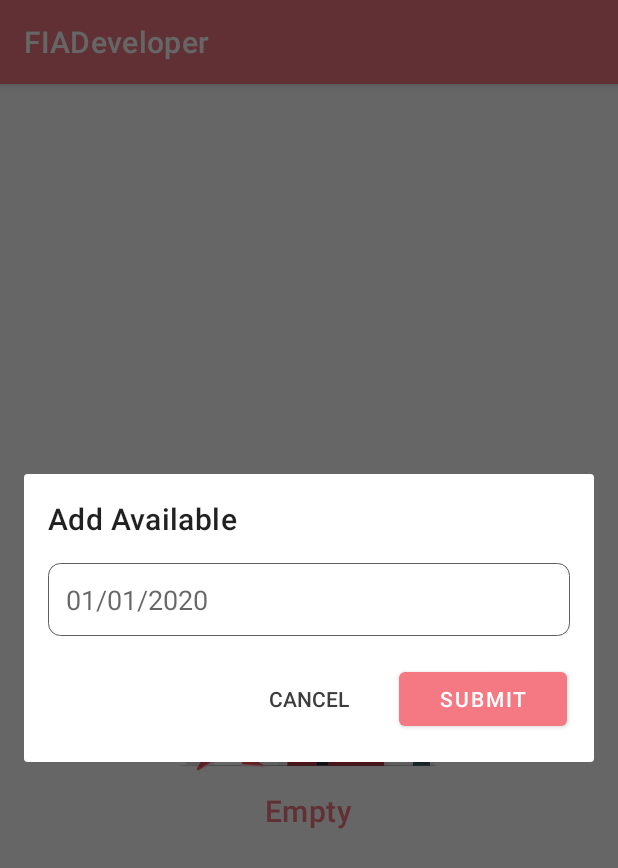
After one commit to rezaerbe/fia-developer, an Android app: the fragment AvailableDialogFragment placed in its activity, on a phone screen of 412 x 824 dp. The commit adds this screen. Shown: the top 868 px of the screen. Run offline under Robolectric (Android 15) with nearby library versions, the phone set to English and light mode, and no system bars; our stand-ins replace Firebase (no records; nobody signed in at launch, a user with empty details on screens opened directly); pictures from the network do not load.

Commit message:
add available error

```diff
--- a/app/src/main/java/com/erbe/fiadeveloper/ui/coaching/ListCoachingActivity.java
+++ b/app/src/main/java/com/erbe/fiadeveloper/ui/coaching/ListCoachingActivity.java
@@ -18,7 +18,7 @@ import com.erbe.fiadeveloper.databinding.ActivityListCoachingBinding;
 import com.erbe.fiadeveloper.model.Coach;
 import com.erbe.fiadeveloper.model.Coaching;
 import com.erbe.fiadeveloper.model.Rating;
-import com.erbe.fiadeveloper.ui.RatingDialogFragment;
+import com.erbe.fiadeveloper.ui.fragment.RatingDialogFragment;
 import com.google.android.gms.tasks.OnFailureListener;
 import com.google.android.gms.tasks.OnSuccessListener;
 import com.google.android.gms.tasks.Task;
--- a/app/src/main/java/com/erbe/fiadeveloper/ui/consultation/ListConsultationActivity.java
+++ b/app/src/main/java/com/erbe/fiadeveloper/ui/consultation/ListConsultationActivity.java
@@ -18,7 +18,7 @@ import com.erbe.fiadeveloper.databinding.ActivityListConsultationBinding;
 import com.erbe.fiadeveloper.model.Consultant;
 import com.erbe.fiadeveloper.model.Consultation;
 import com.erbe.fiadeveloper.model.Rating;
-import com.erbe.fiadeveloper.ui.RatingDialogFragment;
+import com.erbe.fiadeveloper.ui.fragment.RatingDialogFragment;
 import com.google.android.gms.tasks.OnFailureListener;
 import com.google.android.gms.tasks.OnSuccessListener;
 import com.google.android.gms.tasks.Task;
--- /dev/null
+++ b/app/src/main/java/com/erbe/fiadeveloper/ui/fragment/AvailableDialogFragment.java
@@ -0,0 +1,131 @@
+package com.erbe.fiadeveloper.ui.fragment;
+
+import android.annotation.SuppressLint;
+import android.app.DatePickerDialog;
+import android.content.Context;
+import android.os.Build;
+import android.os.Bundle;
+import android.view.LayoutInflater;
+import android.view.View;
+import android.view.ViewGroup;
+import android.widget.DatePicker;
+import android.widget.Toast;
+
+import androidx.annotation.Nullable;
+import androidx.annotation.RequiresApi;
+import androidx.fragment.app.DialogFragment;
+
+import com.erbe.fiadeveloper.R;
+import com.erbe.fiadeveloper.databinding.DialogAvailableBinding;
+import com.erbe.fiadeveloper.model.Available;
+import com.google.firebase.auth.FirebaseAuth;
+
+import java.text.SimpleDateFormat;
+import java.util.Calendar;
+import java.util.Date;
+import java.util.Locale;
+
+/**
+ * Dialog Fragment containing available form.
+ */
+public class AvailableDialogFragment extends DialogFragment implements View.OnClickListener {
+
+    public static final String TAG = "AvailableDialog";
+
+    private DialogAvailableBinding mBinding;
+
+    public interface AvailableListener {
+
+        void onAvailable(Available available);
+
+    }
+
+    private AvailableListener mAvailableListener;
+
+    @Nullable
+    @Override
+    public View onCreateView(LayoutInflater inflater,
+                             @Nullable ViewGroup container,
+                             @Nullable Bundle savedInstanceState) {
+        mBinding = DialogAvailableBinding.inflate(inflater, container, false);
+
+        mBinding.userFormButton.setOnClickListener(this);
+        mBinding.userFormCancel.setOnClickListener(this);
+        mBinding.userFormText.setOnClickListener(this);
+
+        return mBinding.getRoot();
+    }
+
+    @Override
+    public void onDestroyView() {
+        super.onDestroyView();
+        mBinding = null;
+    }
+
+    @Override
+    public void onAttach(Context context) {
+        super.onAttach(context);
+
+        if (context instanceof AvailableListener) {
+            mAvailableListener = (AvailableListener) context;
+        }
+    }
+
+    @Override
+    public void onResume() {
+        super.onResume();
+        getDialog().getWindow().setLayout(
+                ViewGroup.LayoutParams.MATCH_PARENT,
+                ViewGroup.LayoutParams.WRAP_CONTENT);
+
+    }
+
+    private void onSubmitClicked(View view) {
+        Available available = new Available(
+                (Date) mBinding.userFormText.getText());
+
+        if (mAvailableListener != null) {
+            mAvailableListener.onAvailable(available);
+        }
+
+        dismiss();
+    }
+
+    private void setDate() {
+        final Calendar c = Calendar.getInstance();
+        int day = c.get(Calendar.DAY_OF_MONTH);
+        int month = c.get(Calendar.MONTH);
+        int year = c.get(Calendar.YEAR);
+        // date picker dialog
+        DatePickerDialog picker = new DatePickerDialog(getContext(),
+                new DatePickerDialog.OnDateSetListener() {
+                    @Override
+                    public void onDateSet(DatePicker view, int year, int monthOfYear, int dayOfMonth) {
+                        mBinding.userFormText.setText(dayOfMonth + "/" + (monthOfYear + 1) + "/" + year);
+                    }
+                }, year, month, day);
+        picker.show();
+    }
+
+    private void onCancelClicked(View view) {
+        dismiss();
+    }
+
+    @RequiresApi(api = Build.VERSION_CODES.N)
+    @SuppressLint("NonConstantResourceId")
+    @Override
+    public void onClick(View v) {
+        switch (v.getId()) {
+            case R.id.userFormButton:
+                onSubmitClicked(v);
+                break;
+            case R.id.userFormCancel:
+                onCancelClicked(v);
+                break;
+            case R.id.userFormText:
+                setDate();
+                break;
+        }
+    }
+
+}
--- a/app/src/main/java/com/erbe/fiadeveloper/ui/RatingDialogFragment.java
+++ b/app/src/main/java/com/erbe/fiadeveloper/ui/fragment/RatingDialogFragment.java
@@ -1,4 +1,4 @@
-package com.erbe.fiadeveloper.ui;
+package com.erbe.fiadeveloper.ui.fragment;
 
 import android.annotation.SuppressLint;
 import android.content.Context;
@@ -14,8 +14,6 @@ import com.erbe.fiadeveloper.R;
 import com.erbe.fiadeveloper.databinding.DialogRatingBinding;
 import com.erbe.fiadeveloper.model.Rating;
 import com.google.firebase.auth.FirebaseAuth;
-
-
 
 /**
  * Dialog Fragment containing rating form.
--- /dev/null
+++ b/app/src/main/res/layout/dialog_available.xml
@@ -0,0 +1,59 @@
+<?xml version="1.0" encoding="utf-8"?>
+<LinearLayout xmlns:android="http://schemas.android.com/apk/res/android"
+    android:layout_width="match_parent"
+    android:layout_height="wrap_content"
+    android:orientation="vertical"
+    android:padding="16dp">
+
+    <TextView
+        android:layout_width="wrap_content"
+        android:layout_height="wrap_content"
+        android:textAppearance="?attr/textAppearanceHeadline6"
+        android:text="@string/add_available" />
+
+    <EditText
+        android:id="@+id/userFormText"
+        android:layout_width="match_parent"
+        android:layout_height="wrap_content"
+        android:background="@drawable/round_rect"
+        android:layout_marginTop="16dp"
+        android:padding="12dp"
+        android:inputType="textMultiLine"
+        android:maxLines="5"
+        android:scrollbars="vertical"
+        android:layout_gravity="center_horizontal"
+        android:hint="@string/date" />
+
+    <LinearLayout
+        android:layout_width="match_parent"
+        android:layout_height="wrap_content"
+        android:layout_marginTop="16dp"
+        android:orientation="horizontal">
+
+        <View
+            android:layout_width="0dp"
+            android:layout_height="0dp"
+            android:layout_margin="2dp"
+            android:layout_weight="1" />
+
+        <Button
+            android:id="@+id/userFormCancel"
+            style="@style/Base.Widget.AppCompat.Button.Borderless"
+            android:layout_width="0dp"
+            android:layout_height="wrap_content"
+            android:layout_weight="1"
+            android:layout_margin="2dp"
+            android:text="@string/cancel"
+            android:textColor="#3d3d3d" />
+
+        <Button
+            android:id="@+id/userFormButton"
+            android:layout_width="0dp"
+            android:layout_height="wrap_content"
+            android:layout_weight="1"
+            android:layout_margin="2dp"
+            android:text="@string/submit" />
+
+    </LinearLayout>
+
+</LinearLayout>
--- a/app/src/main/res/values/strings.xml
+++ b/app/src/main/res/values/strings.xml
@@ -35,4 +35,5 @@
     <string name="topic">Topic</string>
     <string name="description">Description</string>
     <string name="detail">Detail</string>
+    <string name="add_available">Add Available</string>
 </resources>
```
Also changed, not shown: app/src/main/java/com/erbe/fiadeveloper/ui/ProfileActivity.java (+17 -3 lines), app/src/main/java/com/erbe/fiadeveloper/ui/coaching/DetailCoachActivity.java (+32 -3 lines).
